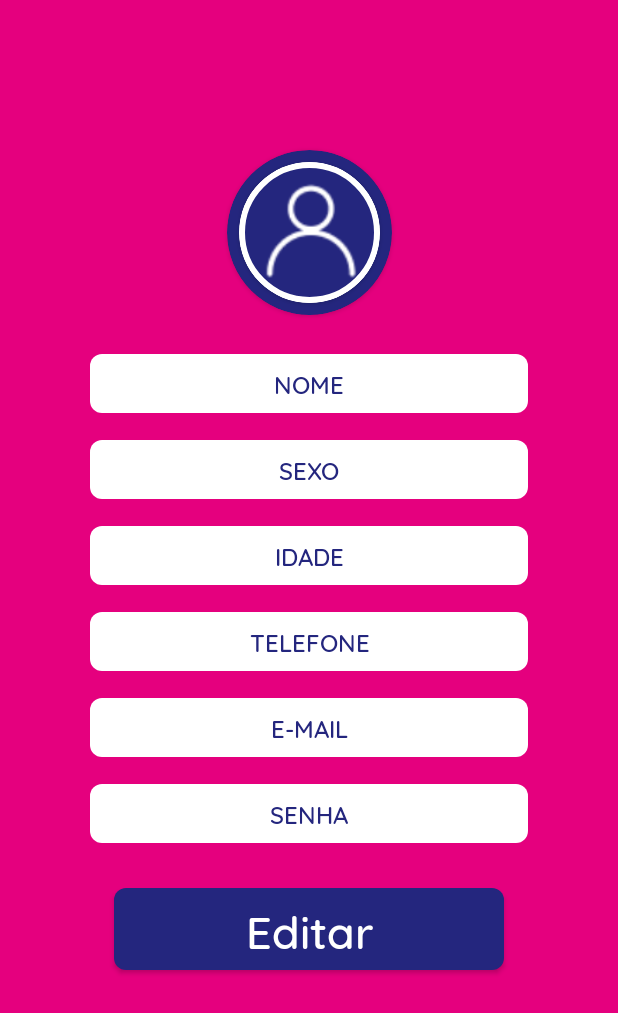
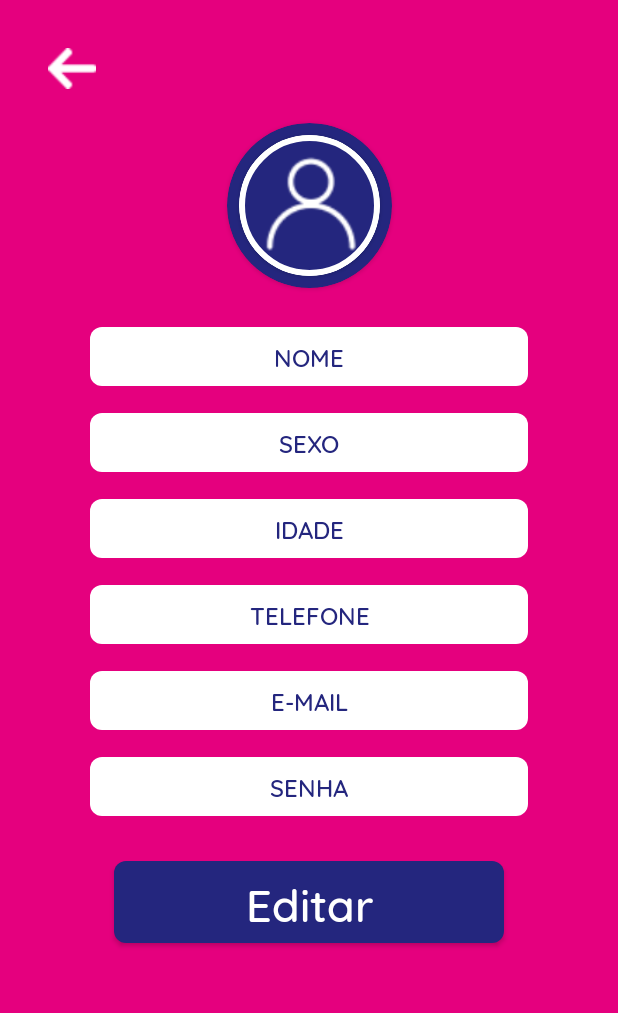
Before and after one commit to thaynnara007/App-CER, an Android app: the EditRegisterActivity screen opened directly, with no data from a screen before it, on a phone screen of 412 x 824 dp. Shown: the top 1013 px of the screen. Run offline under Robolectric (Android 15) with nearby library versions, the phone set to English and light mode, and no system bars.

Commit message:
add back arrow button

```diff
--- a/app/src/main/res/layout/activity_edit_register.xml
+++ b/app/src/main/res/layout/activity_edit_register.xml
@@ -6,6 +6,18 @@
     android:layout_height="match_parent"
     android:background="@color/colorPrimaryPink"
     tools:context=".activity.EditRegisterActivity">
+
+    <Button
+        android:id="@+id/editBackButton"
+        style="?attr/buttonBarButtonStyle"
+        android:layout_width="@dimen/arrowButtonWidth"
+        android:layout_height="@dimen/arrowButtonHigth"
+        android:layout_marginStart="32dp"
+        android:layout_marginLeft="32dp"
+        android:layout_marginTop="32dp"
+        android:background="@drawable/white_arrow"
+        app:layout_constraintStart_toStartOf="parent"
+        app:layout_constraintTop_toTopOf="parent" />
 
     <androidx.cardview.widget.CardView
         android:id="@+id/cardView3"
@@ -44,7 +56,7 @@
         android:layout_width="wrap_content"
         android:layout_height="wrap_content"
         android:orientation="horizontal"
-        app:layout_constraintGuide_begin="218dp" />
+        app:layout_constraintGuide_begin="200dp" />
 
     <LinearLayout
         android:id="@+id/linearLayout"
--- a/app/src/main/res/values/dimens.xml
+++ b/app/src/main/res/values/dimens.xml
@@ -17,4 +17,6 @@
     <dimen name="registerInputdMarginTop">18dp</dimen>
     <dimen name="inputTextSize">16sp</dimen>
     <dimen name="smallTextSize">14sp</dimen>
+    <dimen name="arrowButtonWidth">32dp</dimen>
+    <dimen name="arrowButtonHigth">27dp</dimen>
 </resources>
```
Also changed, not shown: app/src/main/res/drawable/white_arrow.png (added).
